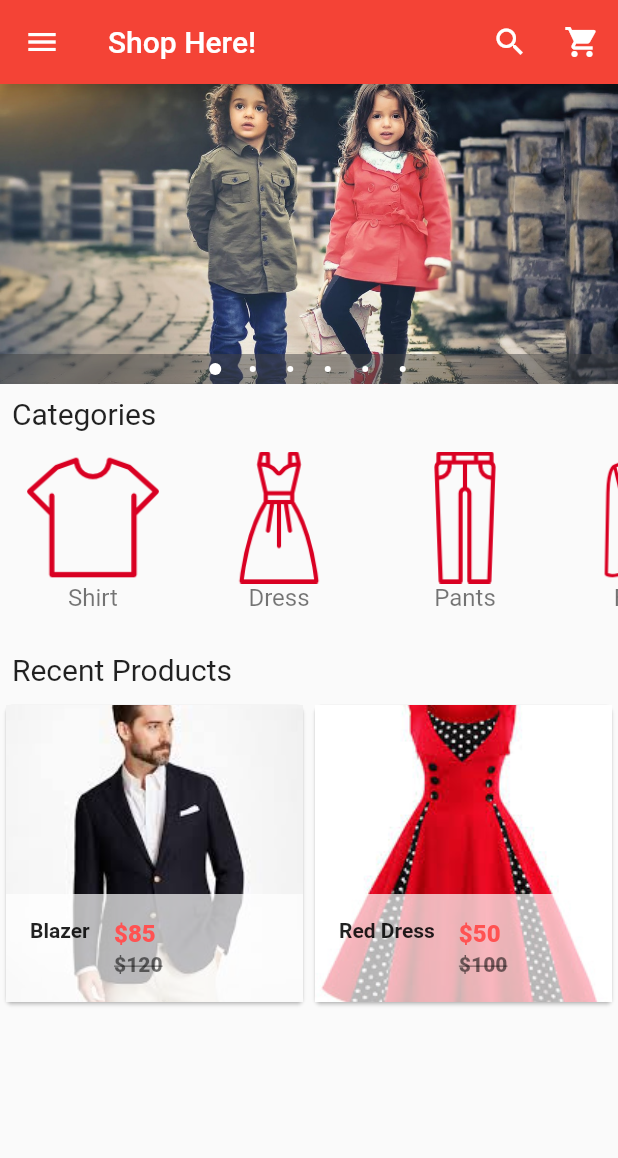
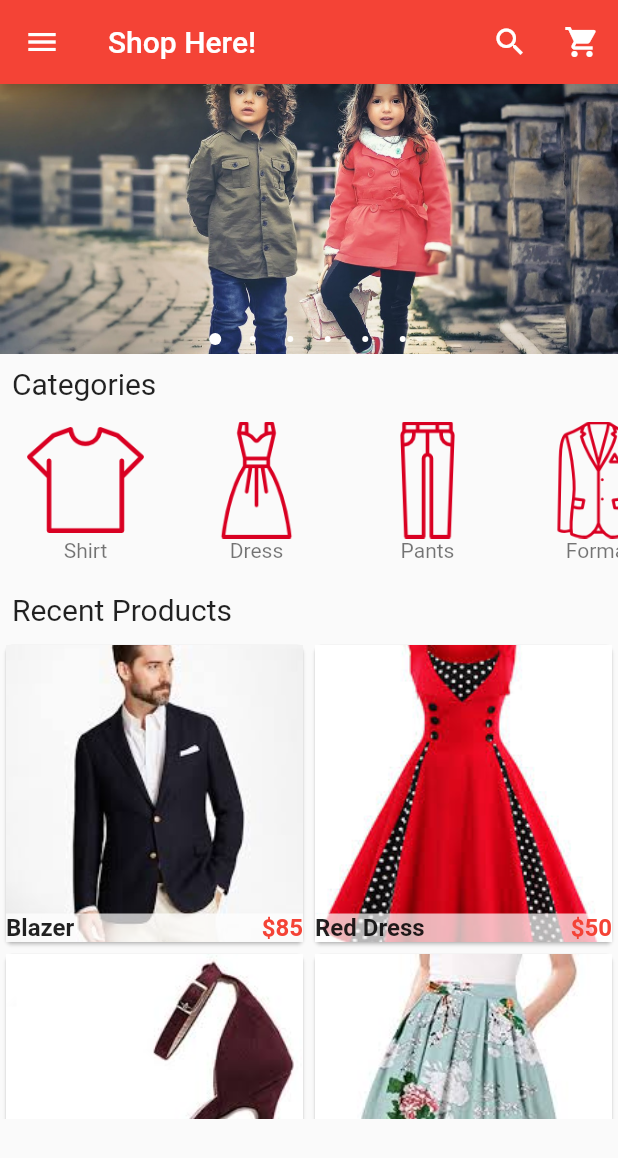
Before and after one commit to ktzy0305/Voguearo, a Flutter app: the screen it shows after launch, on a phone screen of 412 x 824 dp. Shown: the top 1158 px of the screen. Run offline on Flutter 3.47's test engine with Material 2 defaults, Android fonts, the phone set to English and light mode, and no system bars; drawn by our look-alikes of carousel_pro.

Commit message:
shopping cart

```diff
--- a/lib/components/horizontal_listview.dart
+++ b/lib/components/horizontal_listview.dart
@@ -4,7 +4,7 @@ class HorizontalList extends StatelessWidget {
   @override
   Widget build(BuildContext context) {
     return Container(
-        height: 130.0,
+        height: 110.0,
         child: ListView(
           scrollDirection: Axis.horizontal,
           children: <Widget>[
@@ -31,7 +31,7 @@ class Category extends StatelessWidget {
     return Padding(
       padding: const EdgeInsets.all(2.0),
       child: Container(
-        width: 120.0,
+        width: 110.0,
         height: 80.0,
         child: InkWell(
           child: ListTile(
@@ -39,7 +39,7 @@ class Category extends StatelessWidget {
             subtitle: new Container(
               alignment: Alignment.topCenter,
               child: Text(image_caption,
-                style: TextStyle(fontSize: 16.0)
+                style: TextStyle(fontSize: 14.0)
               ),
             ),
           ),
--- a/lib/components/product.dart
+++ b/lib/components/product.dart
@@ -19,6 +19,30 @@ class _ProductState extends State<Product> {
       "picture": "images/products/dress1.jpeg",
       "old_price": 100,
       "price": 50,
+    },
+    {
+      "name": "High Heels",
+      "picture": "images/products/hills1.jpeg",
+      "old_price": 100,
+      "price": 50,
+    },
+    {
+      "name": "Floral Skirt",
+      "picture": "images/products/skt1.jpeg",
+      "old_price": 49,
+      "price": 19,
+    },
+    {
+      "name": "Black Dress",
+      "picture": "images/products/dress2.jpeg",
+      "old_price": 130,
+      "price": 80,
+    },
+    {
+      "name": "Black Pants",
+      "picture": "images/products/pants1.jpg",
+      "old_price": 70,
+      "price": 30,
     },
   ];
 
@@ -65,11 +89,26 @@ class Single_Product extends StatelessWidget {
               child: Image.asset(product_picture, fit: BoxFit.cover,),
               footer: Container(
                 color: Colors.white70,
-                child: ListTile(
-                  leading: Text(product_name, style: TextStyle(fontWeight: FontWeight.bold),),
-                  title: Text("\$$product_price", style: TextStyle(color: Colors.redAccent, fontWeight: FontWeight.w800),),
-                  subtitle: Text("\$$product_old_price", style: TextStyle(color: Colors.black54, fontWeight: FontWeight.w800, decoration: TextDecoration.lineThrough),),
-                ),
+                child: new Row(
+                  children: <Widget>[
+                    Expanded(
+                      child: Text(
+                        product_name,
+                        style: TextStyle(
+                          fontWeight: FontWeight.bold,
+                          fontSize: 16.0,
+                        ),
+                      ),
+                    ),
+                    Text(
+                      "\$${product_price}",
+                      style: TextStyle(
+                        color: Colors.red,
+                        fontWeight: FontWeight.bold,
+                        fontSize: 16.0
+                        ),
+                      ),
+                ],)
               ),
             ),
             // Pass values of product properties to product details page
--- a/lib/main.dart
+++ b/lib/main.dart
@@ -5,6 +5,9 @@ import 'package:carousel_pro/carousel_pro.dart';
 // Import Local Components
 import 'package:shop_here/components/horizontal_listview.dart';
 import 'package:shop_here/components/product.dart';
+
+// Pages
+import 'package:shop_here/pages/shopping_cart.dart';
 
 void main() {
   runApp(MaterialApp(
@@ -24,7 +27,7 @@ class _HomePageState extends State<HomePage> {
   @override
   Widget build(BuildContext context) {
     Widget image_carousel = new Container(
-        height: 200.0,
+        height: 180.0,
         child: new Carousel(
           boxFit: BoxFit.cover,
           images: [
@@ -39,6 +42,7 @@ class _HomePageState extends State<HomePage> {
           animationCurve: Curves.fastOutSlowIn,
           animationDuration: Duration(milliseconds: 1000),
           dotSize: 4.0,
+          dotBgColor: Colors.transparent,
           indicatorBgPadding: 6.0,
         )
       );
@@ -58,7 +62,7 @@ class _HomePageState extends State<HomePage> {
           new IconButton(
             icon: Icon(Icons.shopping_cart, color: Colors.white),
             onPressed: () {
-              print("Shopping Cart is pressed!");
+              Navigator.push(context, MaterialPageRoute(builder: (context)=> new ShoppingCart()));
             },
           )
         ],
@@ -82,7 +86,10 @@ class _HomePageState extends State<HomePage> {
                 splashColor: Colors.redAccent,
                 child: ListTile(
                   title: Text("Home"),
-                  leading: Icon(Icons.home),
+                  leading: Icon(
+                    Icons.home,
+                    color: Colors.red,
+                  ),
                   // onTap: () => {},
                 ),
                 onTap: () => {}),
@@ -90,28 +97,43 @@ class _HomePageState extends State<HomePage> {
                 splashColor: Colors.redAccent,
                 child: ListTile(
                   title: Text("My Account"),
-                  leading: Icon(Icons.person),
+                  leading: Icon(
+                    Icons.person,
+                    color: Colors.red,
+                  ),
                 ),
                 onTap: () => {}),
             InkWell(
                 splashColor: Colors.redAccent,
                 child: ListTile(
                   title: Text("My Orders"),
-                  leading: Icon(Icons.shopping_basket),
+                  leading: Icon(
+                    Icons.shopping_basket,
+                    color: Colors.red,
+                  ),
                 ),
                 onTap: () => {}),
             InkWell(
-                splashColor: Colors.redAccent,
-                child: ListTile(
-                  title: Text("Categories"),
-                  leading: Icon(Icons.dashboard),
+              splashColor: Colors.redAccent,
+              child: ListTile(
+                title: Text("Shopping Cart"),
+                leading: Icon(
+                  Icons.shopping_cart,
+                  color: Colors.red,
                 ),
-                onTap: () => {}),
+              ),
+              onTap: () => {
+                Navigator.push(context, MaterialPageRoute(builder: (context)=> new ShoppingCart()))
+              }
+            ),
             InkWell(
                 splashColor: Colors.redAccent,
                 child: ListTile(
                   title: Text("Favourites"),
-                  leading: Icon(Icons.favorite, color: Colors.red),
+                  leading: Icon(
+                    Icons.favorite,
+                    color: Colors.red
+                  ),
                 ),
                 onTap: () => {}),
             Divider(),
@@ -126,7 +148,7 @@ class _HomePageState extends State<HomePage> {
                 splashColor: Colors.redAccent,
                 child: ListTile(
                   title: Text("About"),
-                  leading: Icon(Icons.help, color: Colors.blue),
+                  leading: Icon(Icons.help),
                 ),
                 onTap: () => {}),
           ],
```
Also changed, not shown: lib/components/cart_product.dart (added, +151 -0 lines), lib/pages/product_details.dart (+76 -3 lines), lib/pages/shopping_cart.dart (added, +52 -0 lines).
